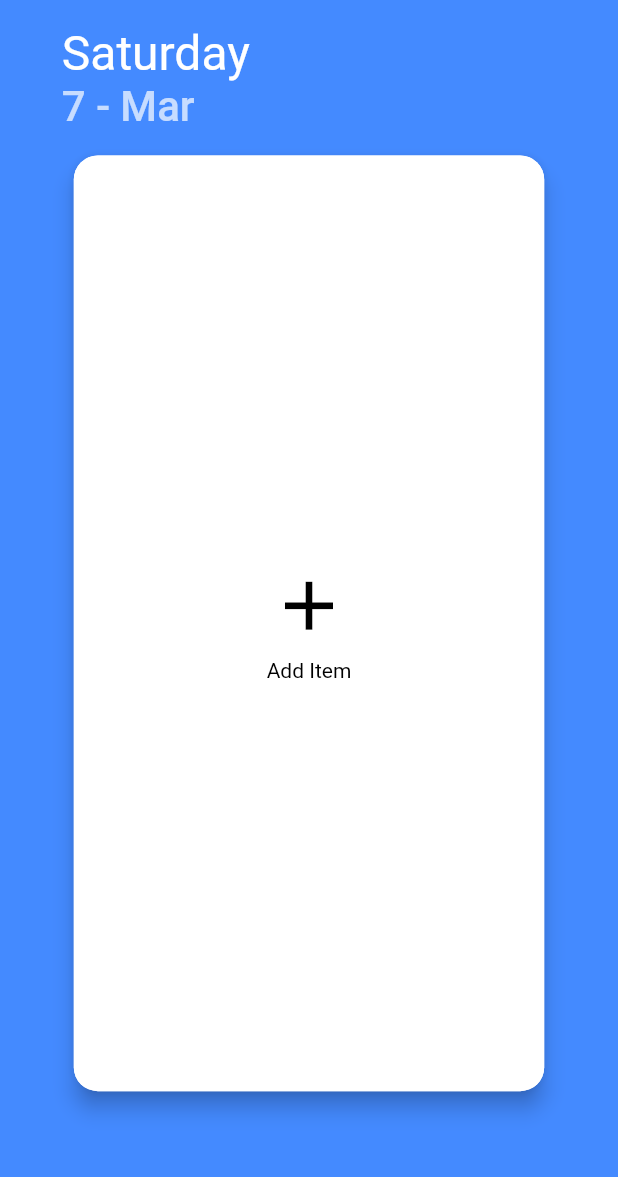
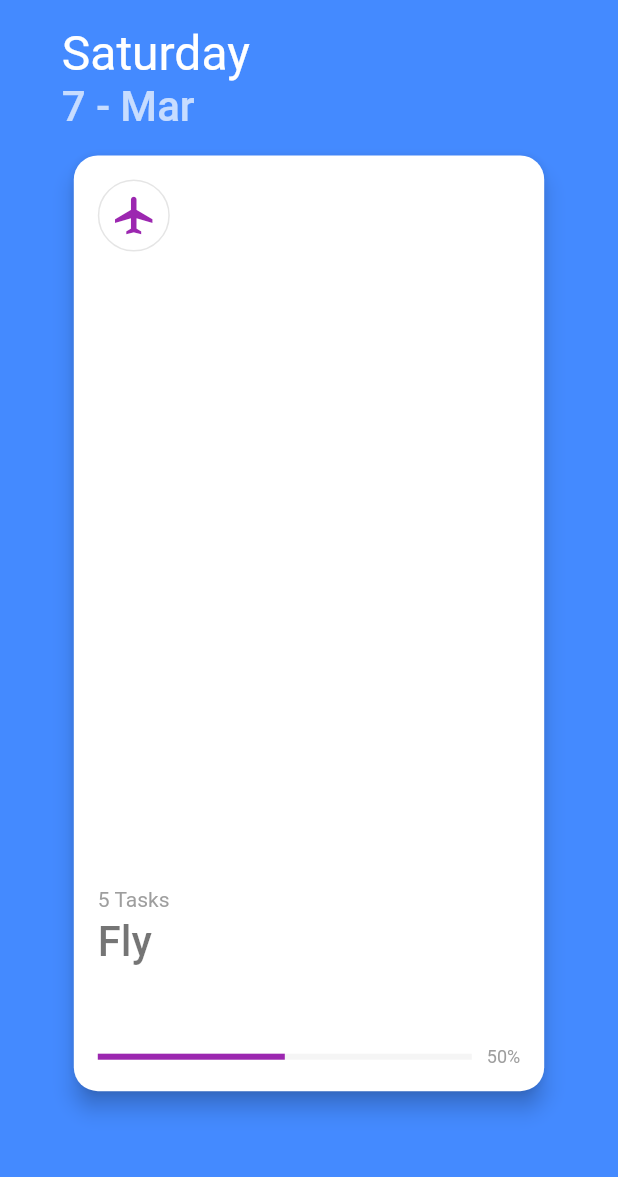
Before and after one commit to jeaanlucas/creative-todo, a Flutter app: the screen it shows after launch, on a phone screen of 412 x 824 dp, the part 59-1236 px from its top. Run offline on Flutter 3.47's test engine with Material 2 defaults, Android fonts, the phone set to English and light mode, and no system bars; Roboto replaces fonts that are missing (Work Sans); project files that could hold a hidden picture were left out.

Commit message:
Criado o card para cadastrar as atividades

```diff
--- a/lib/pages/home/home.dart
+++ b/lib/pages/home/home.dart
@@ -1,5 +1,6 @@
 import 'package:creativetodo/widgets/empty_todo_card.dart';
 import 'package:creativetodo/widgets/gradient_background.dart';
+import 'package:creativetodo/widgets/todo_card.dart';
 import 'package:flutter/material.dart';
 import 'package:intl/intl.dart';
 
@@ -95,7 +96,9 @@ class _HomeState extends State<Home> with SingleTickerProviderStateMixin {
               child: PageView.builder(
                 itemCount: 1,
                 controller: _pageController,
-                itemBuilder: (BuildContext _, int index) => EmptyTodoCard(),
+                itemBuilder: (BuildContext _, int index) =>
+//                    EmptyTodoCard(),
+                    TodoCard(),
               ),
             ),
             SizedBox(
--- a/lib/widgets/empty_todo_card.dart
+++ b/lib/widgets/empty_todo_card.dart
@@ -5,11 +5,15 @@ class EmptyTodoCard extends StatelessWidget {
   Widget build(BuildContext context) {
     return Card(
       shape: RoundedRectangleBorder(
-          borderRadius: BorderRadius.circular(
-        16.0,
-      )),
+        borderRadius: BorderRadius.circular(
+          16.0,
+        ),
+      ),
       elevation: 6.0,
-      margin: EdgeInsets.symmetric(vertical: 16.0, horizontal: 8.0),
+      margin: const EdgeInsets.symmetric(
+        vertical: 16.0,
+        horizontal: 8.0,
+      ),
       child: Material(
         borderRadius: BorderRadius.circular(
           16.0,
@@ -18,7 +22,7 @@ class EmptyTodoCard extends StatelessWidget {
         child: InkWell(
           onTap: () => {},
           child: Padding(
-            padding: EdgeInsets.symmetric(
+            padding: const EdgeInsets.symmetric(
               vertical: 16.0,
               horizontal: 16.0,
             ),
--- /dev/null
+++ b/lib/widgets/todo_card.dart
@@ -0,0 +1,62 @@
+import 'package:creativetodo/widgets/todo_card_icon.dart';
+import 'package:creativetodo/widgets/todo_card_progress.dart';
+import 'package:flutter/material.dart';
+
+class TodoCard extends StatelessWidget {
+  @override
+  Widget build(BuildContext context) {
+    return Card(
+      shape: RoundedRectangleBorder(
+        borderRadius: BorderRadius.circular(
+          16.0,
+        ),
+      ),
+      elevation: 6.0,
+      margin: const EdgeInsets.symmetric(
+        vertical: 16.0,
+        horizontal: 8.0,
+      ),
+      color: Colors.white,
+      child: Padding(
+        padding: const EdgeInsets.symmetric(
+          vertical: 16.0,
+          horizontal: 16.0,
+        ),
+        child: Column(
+          crossAxisAlignment: CrossAxisAlignment.start,
+          mainAxisAlignment: MainAxisAlignment.end,
+          children: [
+            TodoCardIcon(),
+            Spacer(
+              flex: 8,
+            ),
+            Container(
+              margin: const EdgeInsets.only(
+                bottom: 4.0,
+              ),
+              child: Text(
+                '5 Tasks',
+                style: TextStyle(
+                  color: Colors.grey[500],
+                  fontSize: 14.0,
+                ),
+              ),
+            ),
+            Container(
+              child: Text(
+                'Fly',
+                style: TextStyle(
+                  fontSize: 28.0,
+                  fontWeight: FontWeight.w500,
+                  color: Colors.black54,
+                ),
+              ),
+            ),
+            Spacer(),
+            TodoCardProgress(),
+          ],
+        ),
+      ),
+    );
+  }
+}
--- /dev/null
+++ b/lib/widgets/todo_card_icon.dart
@@ -0,0 +1,21 @@
+import 'package:flutter/material.dart';
+
+class TodoCardIcon extends StatelessWidget {
+  @override
+  Widget build(BuildContext context) {
+    return Container(
+      padding: EdgeInsets.all(8.0),
+      decoration: BoxDecoration(
+        shape: BoxShape.circle,
+        border: Border.all(
+          color: Colors.black.withOpacity(0.1),
+        ),
+      ),
+      child: Icon(
+        Icons.airplanemode_active,
+        color: Colors.purple,
+        size: 30.0,
+      ),
+    );
+  }
+}
--- /dev/null
+++ b/lib/widgets/todo_card_progress.dart
@@ -0,0 +1,43 @@
+import 'package:flutter/material.dart';
+
+class TodoCardProgress extends StatelessWidget {
+  @override
+  Widget build(BuildContext context) {
+    return Row(
+      children: [
+        Expanded(
+          child: LayoutBuilder(
+            builder: (BuildContext _, BoxConstraints bc) => Stack(
+              children: [
+                Container(
+                  height: 4.0,
+                  color: Colors.grey.withOpacity(0.1),
+                ),
+                AnimatedContainer(
+                  height: 4.0,
+                  width: .50 * bc.maxWidth,
+                  color: Colors.purple,
+                  duration: Duration(
+                    microseconds: 300,
+                  ),
+                ),
+              ],
+            ),
+          ),
+        ),
+        Container(
+          margin: const EdgeInsets.only(
+            left: 10.0,
+          ),
+          child: Text(
+            '50%',
+            style: TextStyle(
+              fontSize: 12.0,
+              color: Colors.grey,
+            ),
+          ),
+        ),
+      ],
+    );
+  }
+}
```
Also changed, not shown: lib/services/service.dart (deleted).
